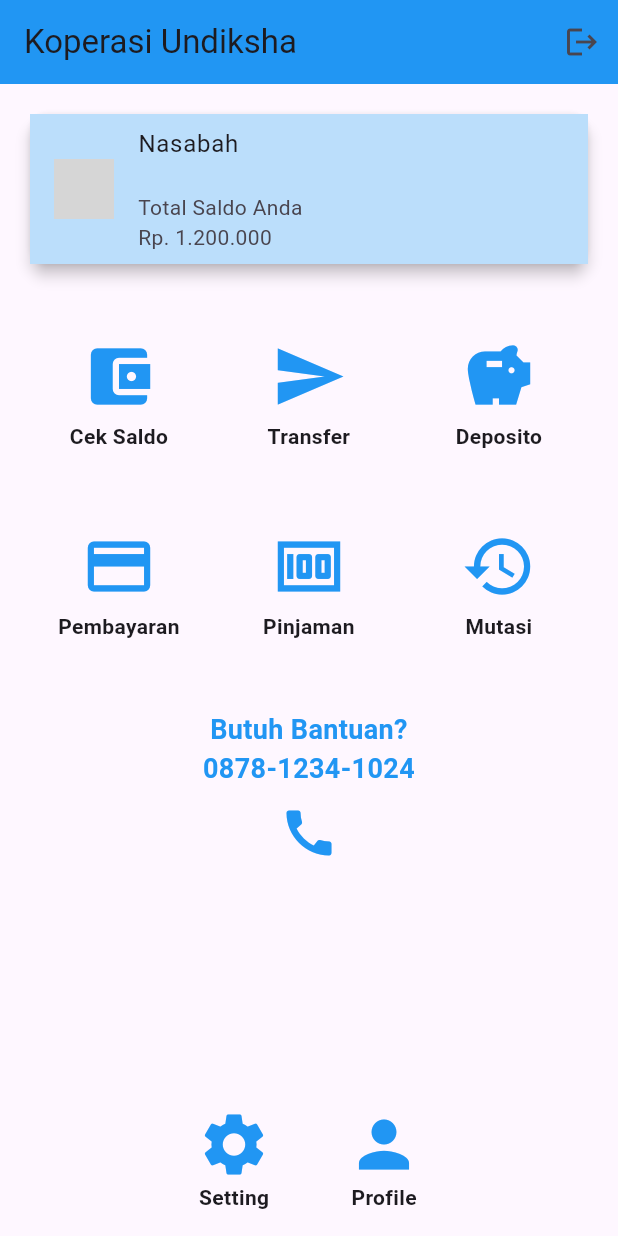
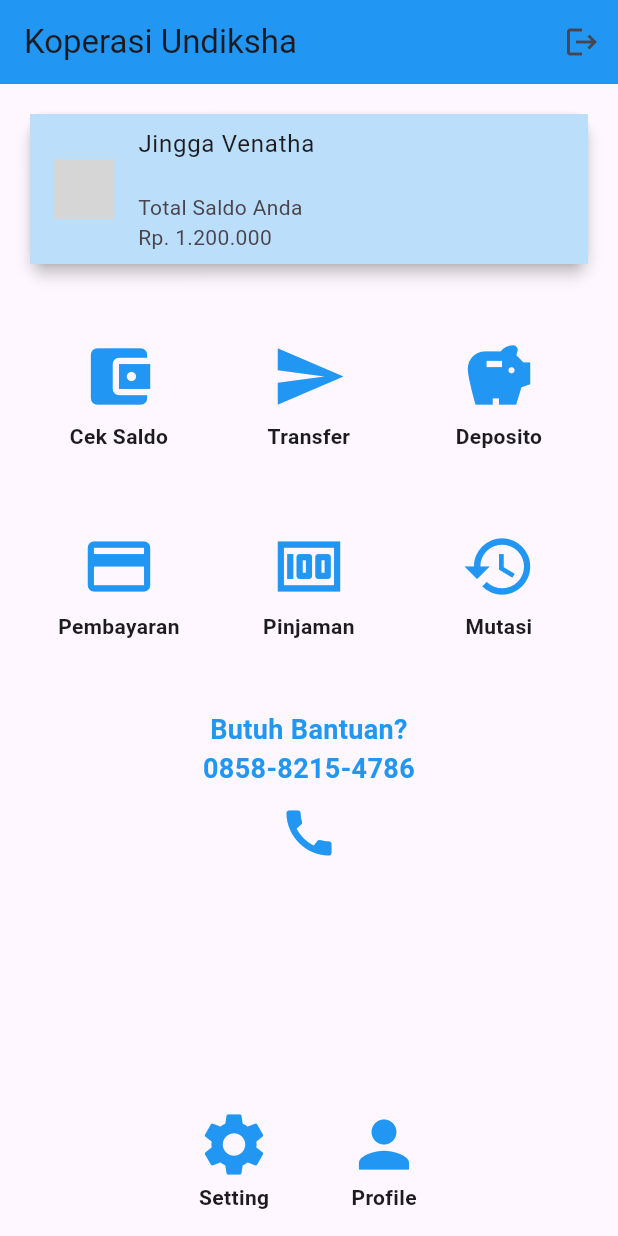
Before and after one commit to jinggavenatha/ibundiksha, a Flutter app: the screen it shows after launch, after a tap on "Login", on a phone screen of 412 x 824 dp. Run offline on Flutter 3.47's test engine with Material 3 defaults, Android fonts, the phone set to English and light mode, and no system bars; grey boxes are pictures that could not be loaded.

Commit message:
Update nama nasabah dan nomor bantuan

```diff
--- a/lib/home_page.dart
+++ b/lib/home_page.dart
@@ -34,7 +34,7 @@ class HomePage extends StatelessWidget {
                 leading: CircleAvatar(
                   backgroundImage: AssetImage('assets/profile.png'), // Gambar profil
                 ),
-                title: Text('Nasabah'),
+                title: Text('Jingga Venatha'),
                 subtitle: Text('$username\nTotal Saldo Anda\nRp. 1.200.000'),
                 tileColor: Colors.blue[100],
               ),
@@ -56,7 +56,7 @@ class HomePage extends StatelessWidget {
             SizedBox(height: 20),
             // Bantuan
             Text(
-              'Butuh Bantuan?\n0878-1234-1024',
+              'Butuh Bantuan?\n0858-8215-4786',
               textAlign: TextAlign.center,
               style: TextStyle(fontSize: 18, fontWeight: FontWeight.bold, color: Colors.blue),
             ),
--- a/lib/login_page.dart
+++ b/lib/login_page.dart
@@ -66,7 +66,7 @@ class LoginPage extends StatelessWidget {
               ],
             ),
             Spacer(),
-            Text('copyright @2022 by Undiksha', style: TextStyle(fontSize: 12, color: Colors.grey)),
+            Text('copyright @2025 by Undiksha', style: TextStyle(fontSize: 12, color: Colors.grey)),
           ],
         ),
       ),
```
